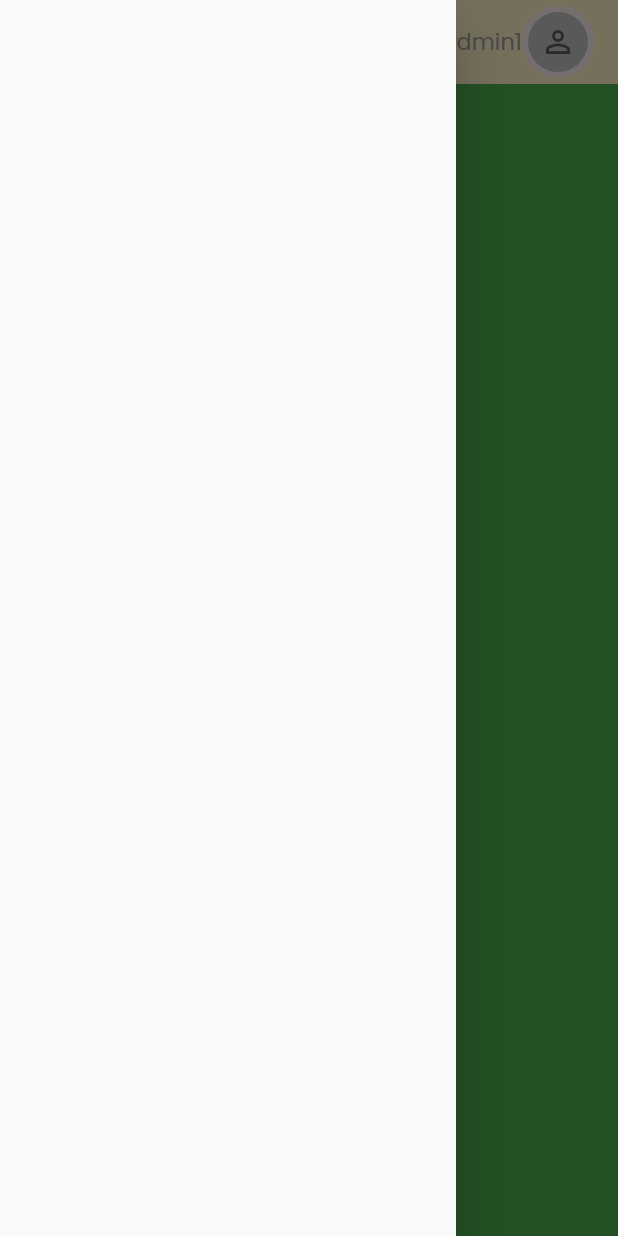
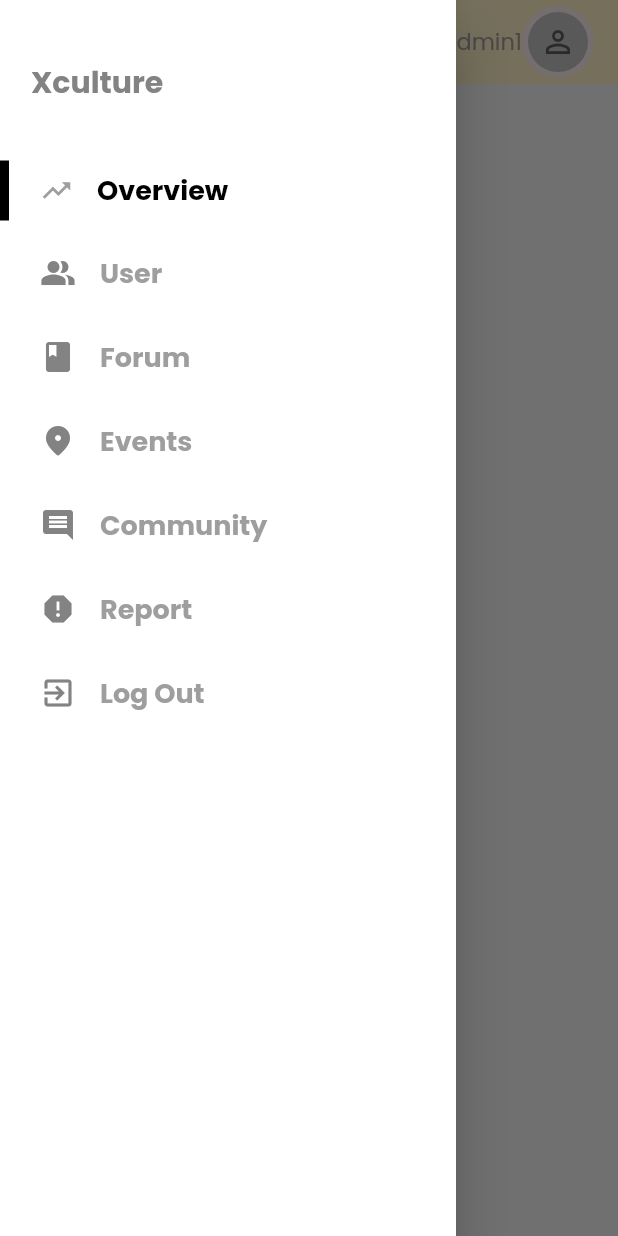
Before and after one commit to flarious/xculture-admin, a Flutter app: the screen it shows after launch, after a tap on the "menu" icon, on a phone screen of 412 x 824 dp. Run offline on Flutter 3.47's test engine with Material 2 defaults, Android fonts, the phone set to English and light mode, and no system bars; our stand-ins replace get, google_fonts.

Commit message:
side menu responsive

```diff
--- a/lib/controllers/sidemenu_controller.dart
+++ b/lib/controllers/sidemenu_controller.dart
@@ -38,7 +38,10 @@ class SideMenuController extends GetxController {
       case CommunityPageDisplayName:
         return _customIcon(Icons.comment, itemName);
 
-      case authenticationPageDisplayName:
+     case ReportPageDisplayName:
+        return _customIcon(Icons.report, itemName);
+
+      case AuthenticationPageDisplayName:
         return _customIcon(Icons.exit_to_app, itemName);
 
       default:
@@ -51,7 +54,7 @@ class SideMenuController extends GetxController {
 
     return Icon(
       icon,
-      color: isHovering(itemName) ? light : grey,
+      color: isHovering(itemName) ? Color.fromARGB(255, 236, 94, 94) : grey,
     );
   }
 }
--- a/lib/layout.dart
+++ b/lib/layout.dart
@@ -1,6 +1,7 @@
 import 'package:flutter/material.dart';
 import 'package:xculture_admin/helpers/responsiveness.dart';
 import 'package:xculture_admin/widgets/large_screen.dart';
+import 'package:xculture_admin/widgets/side_menu.dart';
 import 'package:xculture_admin/widgets/small_screen.dart';
 import 'package:xculture_admin/widgets/top_nav_bar.dart';
 
@@ -11,7 +12,7 @@ final GlobalKey<ScaffoldState> scaffoldKey = GlobalKey();
     return Scaffold(
       key: scaffoldKey,
       appBar: topNavigationBar(context, scaffoldKey),
-      drawer: Drawer(),
+      drawer: Drawer(child: SideMenu(),),
       body: ResponsiveWidget(
         largeScreen: LargeScreen(),
         smallScreen: SmallScreen(),
--- a/lib/routing/routes.dart
+++ b/lib/routing/routes.dart
@@ -1,42 +1,40 @@
 const rootRoute = "/";
 
 const overviewPageDisplayName = "Overview";
-const overviewPageRoute = "/overview";
+const overviewPageRoute = "Overview";
 
 const UserPageDisplayName = "User";
-const UserPageRoute = "/User";
+const UserPageRoute = "User";
 
 const ForumPageDisplayName = "Forum";
-const ForumPageRoute = "/Forum";
+const ForumPageRoute = "Forum";
 
 const EventPageDisplayName = "Events";
-const EventPageRoute = "/Events";
+const EventPageRoute = "Events";
 
 const CommunityPageDisplayName = "Community";
-const CommunityPageRoute = "/Community";
+const CommunityPageRoute = "Community";
 
 const ReportPageDisplayName = "Report";
-const ReportPageRoute = "/Report";
+const ReportPageRoute = "Report";
 
 
-const authenticationPageDisplayName = "Log out";
-const authenticationPageRoute = "/auth";
+const AuthenticationPageDisplayName = "Log out";
+const AuthenticationPageRoute = "Authentication";
 
-class MenuItem {
-  final String name;
-  final String route;
+// class MenuItem {
+//   final String name;
+//   final String route;
 
-  MenuItem(this.name, this.route);
-}
+//   MenuItem(this.name, this.route);
+// }
 
-
-
-List<MenuItem> sideMenuItemRoutes = [
- MenuItem(overviewPageDisplayName, overviewPageRoute),
- MenuItem(UserPageDisplayName, UserPageRoute),
- MenuItem(ForumPageDisplayName, ForumPageRoute),
- MenuItem(EventPageDisplayName, EventPageRoute),
- MenuItem(CommunityPageDisplayName, CommunityPageRoute),
- MenuItem(ReportPageDisplayName, ReportPageRoute),
- MenuItem(authenticationPageDisplayName, authenticationPageRoute),
+List sideMenuItemRoutes = [
+ overviewPageRoute,
+ UserPageRoute,
+ ForumPageRoute,
+ EventPageRoute,
+ CommunityPageRoute,
+ ReportPageRoute,
+ AuthenticationPageRoute,
 ];
--- /dev/null
+++ b/lib/widgets/horizontal_menu_item.dart
@@ -0,0 +1,109 @@
+import 'package:flutter/material.dart';
+import 'package:get/get.dart';
+import 'package:xculture_admin/constants/controllers.dart';
+import 'package:xculture_admin/constants/style.dart';
+import 'package:xculture_admin/widgets/theText.dart';
+
+class HorizontalSideMenuItem extends StatelessWidget {
+  final String itemName;
+  final VoidCallback onTap;
+  const HorizontalSideMenuItem({ Key? key,
+  required this.itemName,
+  required this.onTap }) : super(key: key);
+
+//   @override
+//   Widget build(BuildContext context) {
+//     double _width = MediaQuery.of(context).size.width;
+
+//     return InkWell(
+//                   onTap: onTap,
+//                   onHover: (value){
+//                     value ?
+//                     menuController.onHover(itemName) :
+//                     menuController.onHover("not hovering");
+//                   },
+//                   child: Obx(() => Container(
+//                     color: menuController.isHovering(itemName)
+//                     ? Colors.black : Colors.transparent,
+//                     child: Row(
+//                       children: [
+//                         Visibility(
+//                           visible: menuController.isHovering(itemName) || menuController.isActive(itemName),
+//                           child: Container(
+//                             width: 6,
+//                             height: 40,
+//                             color: Colors.black,
+//                           ),
+//                           maintainSize: true,
+//                           maintainAnimation: true,
+//                           maintainState: true,
+//                         ),
+//                        SizedBox(width:_width / 88),
+
+//                         Padding(
+//                           padding: const EdgeInsets.all(16),
+//                           child: menuController.returnIconFor(itemName),
+//                         ),
+//                         if(!menuController.isActive(itemName))
+//                         Flexible(
+//                           child: TheTextWidget(
+//                             text: itemName ,
+//                             color: menuController.isHovering(itemName) ? Colors.black : Color.fromARGB(255, 112, 0, 0),
+//                             size: 18,
+//                             weight:FontWeight.bold ,))
+//                         else
+//                         Flexible(
+//                           child: TheTextWidget(
+//                             text: itemName ,
+//                             color:  Colors.black ,
+//                             size: 18,
+//                             weight: FontWeight.bold,))
+//                       ],
+//                     ),
+//                   ))
+//                 );
+//   }
+// }
+  @override
+  Widget build(BuildContext context) {
+    double _width = MediaQuery.of(context).size.width;
+
+    return InkWell(
+                  onTap: onTap,
+                  onHover: (value){
+                    value ?
+                    menuController.onHover(itemName) : menuController.onHover("not hovering");
+                  },
+                  child: Obx(() => Container(
+                    color: menuController.isHovering(itemName) ? Colors.grey.withOpacity(.1) : Colors.transparent,
+                    child: Row(
+                      children: [
+                        Visibility(
+                          visible: menuController.isHovering(itemName) || menuController.isActive(itemName),
+                          maintainSize: true,
+                          maintainAnimation: true,
+                          maintainState: true,
+                          child: Container(
+                            width: 6,
+                            height: 40,
+                            color: Colors.black,
+                          ),
+                        ),
+                       SizedBox(width:_width / 88),
+
+                        Padding(
+                          padding: const EdgeInsets.all(16),
+                          child: menuController.returnIconFor(itemName),
+                        ),
+                        if(!menuController.isActive(itemName))
+                        Flexible(child: TheTextWidget(text: itemName , color: menuController.isHovering(itemName) ? Colors.black : Colors.grey,size: 18,weight: FontWeight.bold,))
+
+                        else
+                        Flexible(child: TheTextWidget(text: itemName , color:  Colors.black , size: 18, weight: FontWeight.bold,))
+
+                      ],
+                    ),
+                  ))
+                );
+  }
+}
--- a/lib/widgets/large_screen.dart
+++ b/lib/widgets/large_screen.dart
@@ -1,5 +1,6 @@
 
 import 'package:flutter/material.dart';
+import 'package:xculture_admin/widgets/side_menu.dart';
 
 class LargeScreen extends StatelessWidget {
   const LargeScreen({ Key ?key }) : super(key: key);
@@ -8,9 +9,8 @@ class LargeScreen extends StatelessWidget {
   Widget build(BuildContext context) {
     return Row(
       children: [
-        Expanded(child: Container(
-          color: Colors.red,
-        )),
+        Expanded(child: SideMenu()
+        ),
         Expanded(
           flex: 5,
           child: Container(
--- /dev/null
+++ b/lib/widgets/side_menu.dart
@@ -0,0 +1,71 @@
+import 'package:flutter/material.dart';
+import 'package:get/get.dart';
+import 'package:xculture_admin/constants/controllers.dart';
+import 'package:xculture_admin/constants/style.dart';
+import 'package:xculture_admin/helpers/responsiveness.dart';
+import 'package:xculture_admin/routing/routes.dart';
+import 'package:xculture_admin/widgets/TheText.dart';
+import 'package:xculture_admin/widgets/side_menu_item.dart';
+
+class SideMenu extends StatelessWidget {
+  const SideMenu({ Key? key }) : super(key: key);
+
+  @override
+  Widget build(BuildContext context) {
+    double _width = MediaQuery.of(context).size.width;
+
+    return Container(
+            color: Colors.white,
+            child: ListView(
+              children: [
+                if(ResponsiveWidget.isSmallScreen(context))
+                Column(
+                  mainAxisSize: MainAxisSize.min,
+                  children: [
+                    SizedBox(height: 40,),
+                    Row(
+                      children: [
+                        SizedBox(width: _width / 48),
+                        Padding(
+                          padding: const EdgeInsets.only(right: 12),
+                          //child: Image.asset("assets/icons/X3.png"),
+                        ),
+                        Flexible(
+                          child: TheTextWidget(
+                            text: "Xculture",
+                            size: 20,
+                            weight: FontWeight.bold,
+                            color: grey,
+                          ),
+                        ),
+                        SizedBox(width: _width / 48),
+                      ],
+                    ),
+
+                SizedBox(height: 30,
+                  ),
+               ],
+              ),
+                //Divider(color: grey.withOpacity(.9), ),
+
+                Column(
+                  mainAxisSize: MainAxisSize.min,
+                  children: sideMenuItemRoutes.map((itemName) => SideMenuItem(
+                          itemName: itemName == AuthenticationPageRoute ? "Log Out" : itemName,
+                          onTap: () {
+                            if(itemName.route == AuthenticationPageRoute){
+
+                            }
+                            if (!menuController.isActive(itemName)) {
+                              menuController.changeActiveItemTo(itemName);
+                              if(ResponsiveWidget.isSmallScreen(context))
+                              Get.back();
+                            }
+                          },
+                      )).toList(),
+                )
+              ],
+            ),
+          );
+  }
+}
--- /dev/null
+++ b/lib/widgets/side_menu_item.dart
@@ -0,0 +1,22 @@
+import 'package:flutter/material.dart';
+import 'package:xculture_admin/helpers/responsiveness.dart';
+import 'package:xculture_admin/widgets/horizontal_menu_item.dart';
+import 'package:xculture_admin/widgets/vertical_menu_item.dart';
+
+
+class SideMenuItem extends StatelessWidget {
+  final String itemName;
+   final VoidCallback onTap;
+
+  const SideMenuItem({ Key? key,
+  required this.itemName,
+  required this.onTap }) : super(key: key);
+
+  @override
+  Widget build(BuildContext context) {
+    if(ResponsiveWidget.isCustomSize(context))
+      return VerticalMenuItem(itemName: itemName, onTap: onTap,);
+
+      return HorizontalSideMenuItem(itemName: itemName, onTap: onTap,);
+    }
+  }
--- a/lib/widgets/small_screen.dart
+++ b/lib/widgets/small_screen.dart
@@ -7,7 +7,7 @@ class SmallScreen extends StatelessWidget {
   Widget build(BuildContext context) {
     return Container(
       constraints: BoxConstraints.expand(),
-      color: Colors.green,
+      color: Color.fromARGB(255, 245, 245, 245),
 
     );
   }
--- a/lib/widgets/top_nav_bar.dart
+++ b/lib/widgets/top_nav_bar.dart
@@ -1,7 +1,7 @@
 import 'package:flutter/material.dart';
 import 'package:xculture_admin/constants/style.dart';
 import 'package:xculture_admin/helpers/responsiveness.dart';
-import 'package:xculture_admin/widgets/TheText.dart';
+import 'package:xculture_admin/widgets/theText.dart';
 //import 'package:flutter/material/scaffold.dart';
 
 AppBar topNavigationBar(BuildContext context, GlobalKey<ScaffoldState> key) =>
```
Also changed, not shown: lib/widgets/vertical_menu_item.dart (added, +78 -0 lines), 1 other file.
